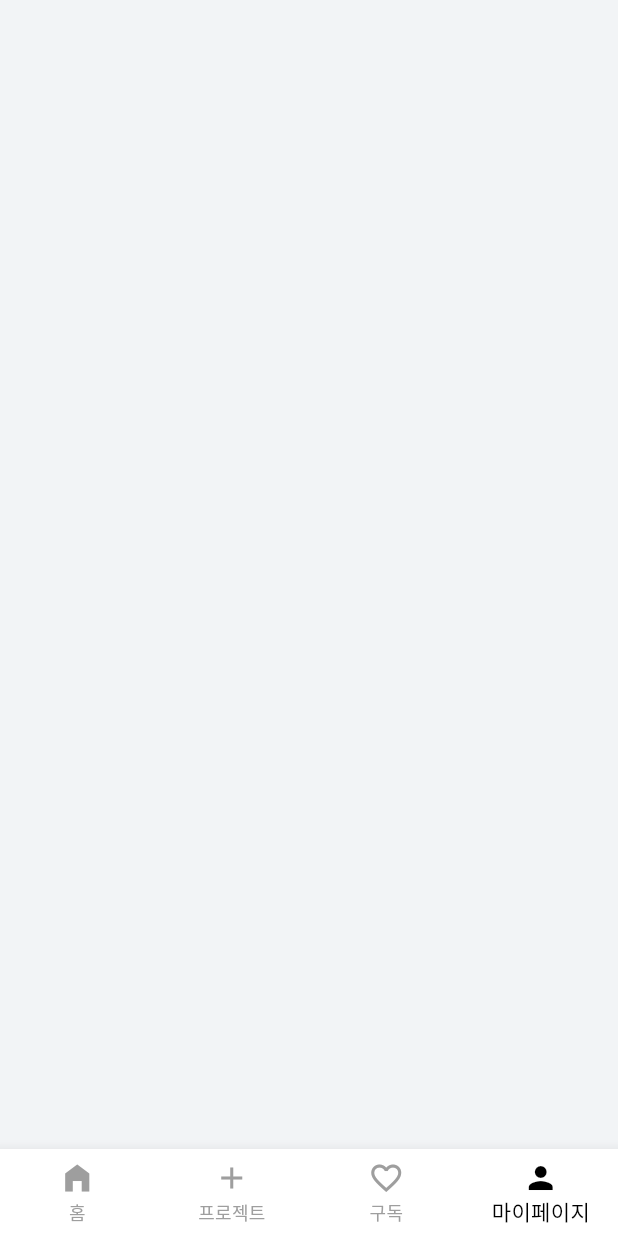
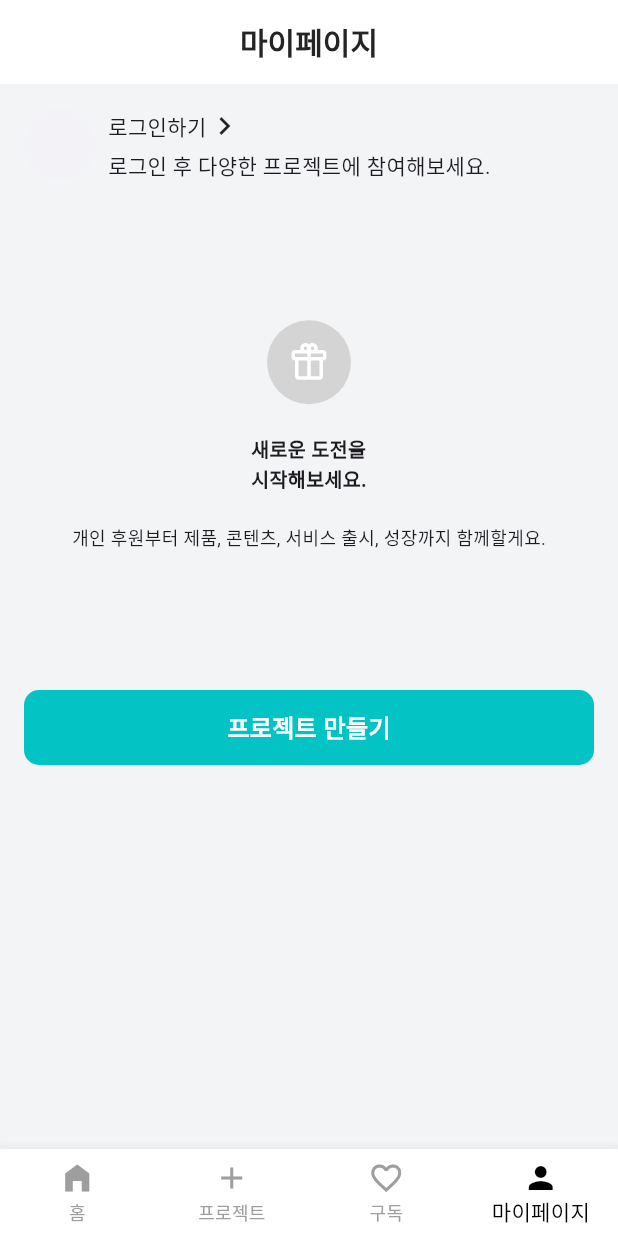
Before and after one commit to korca0220/flutter-wabiz-client, a Flutter app: the MyPage screen opened by its route, on a phone screen of 412 x 824 dp. Run offline on Flutter 3.47's test engine with Material 3 defaults, Android fonts, the phone set to English and light mode, and no system bars; our stand-ins replace cached_network_image, dio, flutter_riverpod, flutter_svg, freezed_annotation, gap and 3 more; generated files the repository leaves out were written again; Roboto replaces fonts that are missing (Pretendard).

Commit message:
add mypage view

```diff
--- a/lib/views/my/my_page.dart
+++ b/lib/views/my/my_page.dart
@@ -1,10 +1,123 @@
 import 'package:flutter/material.dart';
+import 'package:flutter_svg/svg.dart';
+import 'package:flutter_wabiz_client/theme.dart';
+import 'package:gap/gap.dart';
 
 class MyPage extends StatelessWidget {
   const MyPage({super.key});
 
   @override
   Widget build(BuildContext context) {
-    return const Scaffold();
+    return Scaffold(
+      appBar: AppBar(
+        centerTitle: true,
+        title: const Text("마이페이지"),
+        titleTextStyle: TextStyle(
+          fontWeight: FontWeight.w600,
+          fontSize: 20,
+          color: AppColors.wabizGray[900],
+        ),
+      ),
+      body: SingleChildScrollView(
+        child: Column(
+          children: [
+            Container(
+              height: 470,
+              padding: const EdgeInsets.all(16),
+              child: Column(
+                mainAxisAlignment: MainAxisAlignment.spaceBetween,
+                children: [
+                  Row(
+                    children: [
+                      const CircleAvatar(
+                        radius: 24,
+                        backgroundColor: AppColors.bg,
+                      ),
+                      const Gap(8),
+                      Column(
+                        crossAxisAlignment: CrossAxisAlignment.start,
+                        children: [
+                          InkWell(
+                            onTap: () {},
+                            child: const Row(
+                              children: [
+                                Text('로그인하기'),
+                                Icon(
+                                  Icons.keyboard_arrow_right,
+                                )
+                              ],
+                            ),
+                          ),
+                          const Gap(4),
+                          const Text(
+                            "로그인 후 다양한 프로젝트에 참여해보세요.",
+                            style: TextStyle(
+                              fontWeight: FontWeight.w400,
+                            ),
+                          )
+                        ],
+                      )
+                    ],
+                  ),
+                  Column(
+                    children: [
+                      CircleAvatar(
+                        radius: 28,
+                        backgroundColor: AppColors.wabizGray[200],
+                        child: SvgPicture.asset(
+                          "assets/icons/featured_seasonal_and_gifts.svg",
+                          width: 28,
+                          height: 28,
+                          colorFilter: const ColorFilter.mode(
+                            Colors.white,
+                            BlendMode.srcIn,
+                          ),
+                        ),
+                      ),
+                      const Gap(20),
+                      const Text(
+                        "새로운 도전을\n시작해보세요.",
+                        style: TextStyle(
+                          fontWeight: FontWeight.w700,
+                          fontSize: 13,
+                        ),
+                      ),
+                      const Gap(20),
+                      const Text(
+                        "개인 후원부터 제품, 콘텐츠, 서비스 출시, 성장까지 함께할게요.",
+                        style: TextStyle(
+                          fontWeight: FontWeight.w400,
+                          fontSize: 12,
+                        ),
+                      ),
+                    ],
+                  ),
+                  InkWell(
+                    onTap: () {},
+                    child: Container(
+                      height: 50,
+                      decoration: BoxDecoration(
+                        color: AppColors.primaryColor,
+                        borderRadius: BorderRadius.circular(10),
+                      ),
+                      child: const Center(
+                        child: Text(
+                          "프로젝트 만들기",
+                          style: TextStyle(
+                            fontWeight: FontWeight.w600,
+                            fontSize: 16,
+                            color: Colors.white,
+                          ),
+                        ),
+                      ),
+                    ),
+                  ),
+                ],
+              ),
+            ),
+          ],
+        ),
+      ),
+    );
   }
 }
```
